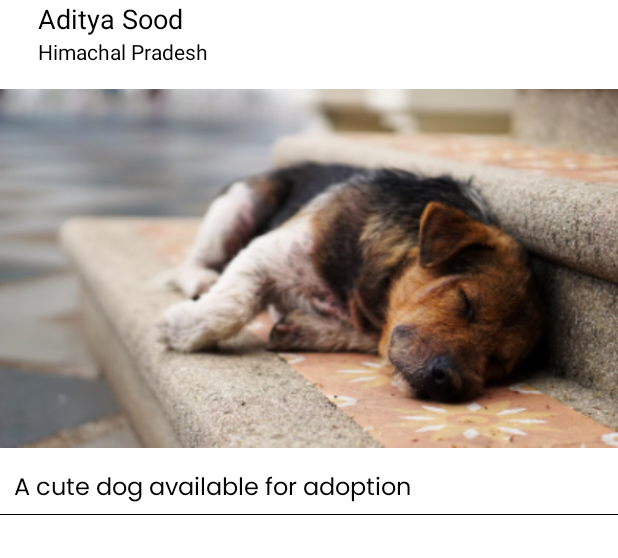
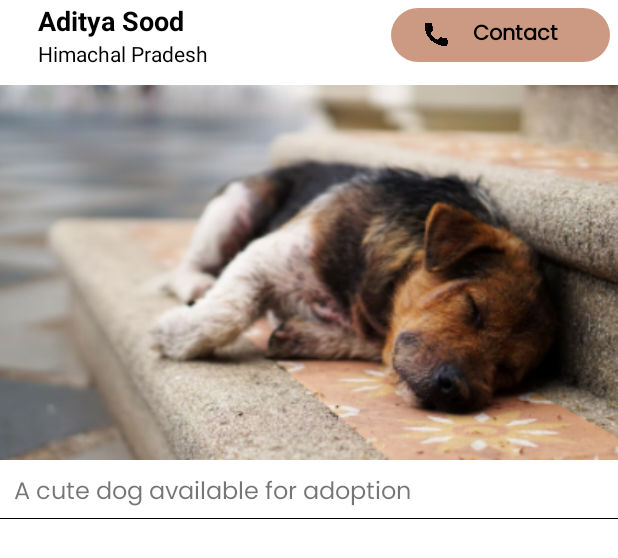
Before and after one commit to adityasood04/Stray-Care-GSC, an Android app: the layout adopt_pet.xml on its own in the app's theme, with its tools: preview values and no code run, on a phone screen of 412 x 824 dp. Shown: the top 558 px of the screen. Run offline under Robolectric (Android 15) with nearby library versions, the phone set to English and light mode, and no system bars.

Commit message:
Updated the posts ui an fixed some bugs.

```diff
--- a/app/src/main/res/layout-v28/activity_sign_up.xml
+++ b/app/src/main/res/layout-v28/activity_sign_up.xml
@@ -114,7 +114,7 @@
             android:hint="Enter your password"
             android:padding="12dp"
             android:textSize="17sp"
-            android:inputType="textVisiblePassword"
+            android:inputType="textPassword"
 
 
             />
@@ -131,7 +131,7 @@
             android:hint="Confirm password"
             android:padding="12dp"
             android:textSize="17sp"
-            android:inputType="textVisiblePassword"
+            android:inputType="textPassword"
             />
 
 
--- a/app/src/main/res/layout/adopt_pet.xml
+++ b/app/src/main/res/layout/adopt_pet.xml
@@ -36,6 +36,7 @@
                     android:layout_width="match_parent"
                     android:layout_height="match_parent"
                     android:text="Aditya Sood"
+                    android:textStyle="bold"
                     android:textColor="@color/black"
                     android:textSize="18sp" />
                 <TextView
@@ -47,6 +48,32 @@
                     android:textSize="14sp" />
             </LinearLayout>
 
+            <LinearLayout
+                android:layout_width="match_parent"
+                android:layout_height="wrap_content"
+                android:orientation="horizontal"
+                android:layout_margin="5dp"
+                android:gravity="center"
+                android:layout_weight="13"
+                android:background="@drawable/round_bg">
+                <ImageView
+                    android:layout_width="20dp"
+                    android:layout_height="15dp"
+                    android:layout_marginStart="20dp"
+                    android:src="@drawable/call"/>
+                <TextView
+                    android:id="@+id/tvSignIn"
+                    android:layout_width="match_parent"
+                    android:layout_height="wrap_content"
+                    android:fontFamily="@font/poppins"
+                    android:gravity="center"
+                    android:paddingVertical="6dp"
+                    android:text="Contact"
+                    android:layout_marginEnd="20dp"
+                    android:textColor="@color/black"
+                    android:textSize="14sp"
+                    android:textStyle="bold" />
+            </LinearLayout>
 
 
         </LinearLayout>
@@ -56,7 +83,7 @@
             android:layout_width="match_parent"
             android:layout_height="250dp"
             android:layout_weight="1"
-            android:scaleType="fitCenter"
+            android:scaleType="centerCrop"
             android:src="@drawable/postdummy" />
 
 
@@ -71,7 +98,6 @@
                     android:layout_weight="8"
                     android:fontFamily="@font/poppins"
                     android:padding="3dp"
-                    android:textColor="@color/black"
                     android:layout_marginTop="5dp"
                     android:text="A cute dog available for adoption"
                     android:textSize="16sp" />
--- a/app/src/main/res/layout/post_item.xml
+++ b/app/src/main/res/layout/post_item.xml
@@ -83,5 +83,10 @@
                 android:text="Hey guys happy to share that I have adopted a pet"
                 android:textSize="16sp" />
         </LinearLayout>
+
+        <View
+            android:layout_width="match_parent"
+            android:layout_height="1dp"
+            android:background="@color/black"/>
     </LinearLayout>
 </androidx.constraintlayout.widget.ConstraintLayout>
--- a/app/src/main/res/values-night/themes.xml
+++ b/app/src/main/res/values-night/themes.xml
@@ -1,6 +1,6 @@
 <resources xmlns:tools="http://schemas.android.com/tools">
     <!-- Base application theme. -->
-    <style name="Theme.StrayCareGSC" parent="Theme.MaterialComponents.DayNight.NoActionBar">
+    <style name="Theme.StrayCareGSC" parent="Theme.MaterialComponents.Light.NoActionBar">
         <!-- Primary brand color. -->
         <item name="colorPrimary">@color/purple_200</item>
         <item name="colorPrimaryVariant">@color/purple_700</item>
--- a/app/src/main/res/values/themes.xml
+++ b/app/src/main/res/values/themes.xml
@@ -1,6 +1,6 @@
 <resources xmlns:tools="http://schemas.android.com/tools">
     <!-- Base application theme. -->
-    <style name="Theme.StrayCareGSC" parent="Theme.MaterialComponents.DayNight.NoActionBar">
+    <style name="Theme.StrayCareGSC" parent="Theme.MaterialComponents.Light.NoActionBar">
         <!-- Primary brand color. -->
         <item name="colorPrimary">@color/purple_500</item>
         <item name="colorPrimaryVariant">@color/purple_700</item>
```
Also changed, not shown: app/src/main/res/layout/activity_home_page.xml (+11 -0 lines), app/src/main/res/drawable-nodpi/call.png (added), app/src/main/res/drawable-nodpi/logo.png (added).
